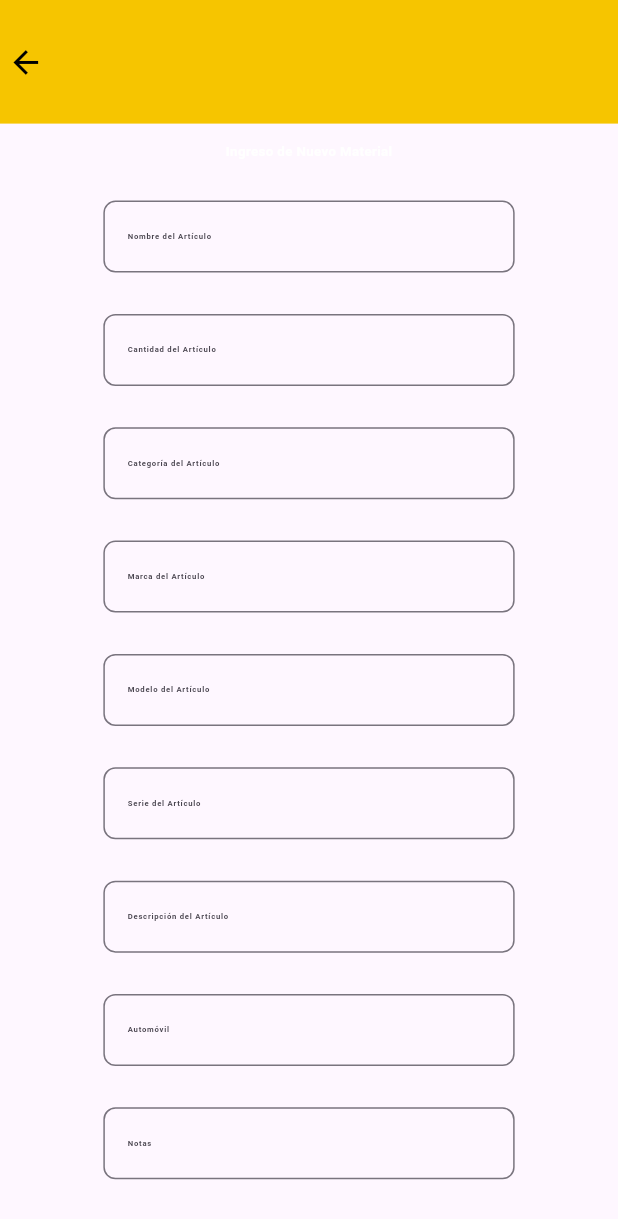
After one commit to Javhlahm/acbmin_site, a Flutter app: the paginaIngresoItem screen opened directly, on a phone screen of 412 x 824 dp. The commit adds this screen. Shown: the top 1219 px of the screen. Run offline on Flutter 3.47's test engine with Material 3 defaults, Android fonts, the phone set to English and light mode, and no system bars; our stand-ins replace flutter_screenutil; missing offline and left inert: excel, pluto_grid; network calls fail.

Commit message:
creacion de paginas de registro de salidas y entradas, creacion de funcionalidad de exportar reporte

```diff
--- /dev/null
+++ b/lib/PaginaIngresoItem.dart
@@ -0,0 +1,221 @@
+import 'package:flutter/material.dart';
+import 'package:flutter_screenutil/flutter_screenutil.dart';
+
+class Paginaingresoitem extends StatelessWidget {
+  const Paginaingresoitem({super.key});
+
+  @override
+  Widget build(BuildContext context) {
+    return paginaIngresoItem();
+  }
+}
+
+class paginaIngresoItem extends StatefulWidget {
+  const paginaIngresoItem({super.key});
+
+  @override
+  State<paginaIngresoItem> createState() => _paginaIngresoItemState();
+}
+
+class _paginaIngresoItemState extends State<paginaIngresoItem> {
+  Color colorHoverRegresar = Colors.black;
+
+  @override
+  Widget build(BuildContext context) {
+    var landscape =
+        ScreenUtil().orientation == Orientation.landscape ? true : false;
+
+    return Scaffold(
+      body: Column(
+        children: [
+          Container(
+            padding: EdgeInsets.fromLTRB(15.0, 7.0, 25.0, 7.0).w,
+            height: 0.10.sh,
+            color: Color(0xfff6c500),
+            child: Row(
+              mainAxisAlignment: MainAxisAlignment.start,
+              children: [
+                InkWell(
+                  onTap: () {
+                    Navigator.pop(context);
+                  },
+                  onHover: (value) {
+                    setState(() {
+                      colorHoverRegresar =
+                          value == true ? Colors.red : Colors.black;
+                    });
+                  },
+                  child: Icon(
+                    Icons.arrow_back,
+                    color: colorHoverRegresar,
+                    size: landscape ? 0.07.sh : 0.03.sh,
+                  ),
+                )
+              ],
+            ),
+          ),
+          Container(
+            height: 0.9.sh,
+            width: 1.sw,
+            child: Form(
+                child: SingleChildScrollView(
+              child: Column(
+                mainAxisAlignment: MainAxisAlignment.center,
+                children: [
+                  Padding(padding: EdgeInsets.symmetric(vertical: 5.h)),
+                  Text(
+                    "Ingreso de Nuevo Material",
+                    style:
+                        TextStyle(fontSize: 20.dg, fontWeight: FontWeight.bold),
+                  ),
+                  Padding(padding: EdgeInsets.symmetric(vertical: 10.h)),
+                  Padding(
+                    padding: EdgeInsets.symmetric(horizontal: 50.h),
+                    child: TextFormField(
+                      validator: (value) {},
+                      decoration: InputDecoration(
+                          labelText: "Nombre del Artículo",
+                          labelStyle: TextStyle(fontWeight: FontWeight.bold),
+                          border: OutlineInputBorder(
+                              borderRadius: BorderRadius.circular(25.w),
+                              borderSide: BorderSide())),
+                    ),
+                  ),
+                  Padding(padding: EdgeInsets.symmetric(vertical: 10.h)),
+                  Padding(
+                    padding: EdgeInsets.symmetric(horizontal: 50.h),
+                    child: TextFormField(
+                      validator: (value) {},
+                      decoration: InputDecoration(
+                          labelText: "Cantidad del Artículo",
+                          labelStyle: TextStyle(fontWeight: FontWeight.bold),
+                          border: OutlineInputBorder(
+                              borderRadius: BorderRadius.circular(25.w),
+                              borderSide: BorderSide())),
+                    ),
+                  ),
+                  Padding(padding: EdgeInsets.symmetric(vertical: 10.h)),
+                  Padding(
+                    padding: EdgeInsets.symmetric(horizontal: 50.h),
+                    child: TextFormField(
+                      validator: (value) {},
+                      decoration: InputDecoration(
+                          labelText: "Categoría del Artículo",
+                          labelStyle: TextStyle(fontWeight: FontWeight.bold),
+                          border: OutlineInputBorder(
+                              borderRadius: BorderRadius.circular(25.w),
+                              borderSide: BorderSide())),
+                    ),
+                  ),
+                  Padding(padding: EdgeInsets.symmetric(vertical: 10.h)),
+                  Padding(
+                    padding: EdgeInsets.symmetric(horizontal: 50.h),
+                    child: TextFormField(
+                      validator: (value) {},
+                      decoration: InputDecoration(
+                          labelText: "Marca del Artículo",
+                          labelStyle: TextStyle(fontWeight: FontWeight.bold),
+                          border: OutlineInputBorder(
+                              borderRadius: BorderRadius.circular(25.w),
+                              borderSide: BorderSide())),
+                    ),
+                  ),
+                  Padding(padding: EdgeInsets.symmetric(vertical: 10.h)),
+                  Padding(
+                    padding: EdgeInsets.symmetric(horizontal: 50.h),
+                    child: TextFormField(
+                      validator: (value) {},
+                      decoration: InputDecoration(
+                          labelText: "Modelo del Artículo",
+                          labelStyle: TextStyle(fontWeight: FontWeight.bold),
+                          border: OutlineInputBorder(
+                              borderRadius: BorderRadius.circular(25.w),
+                              borderSide: BorderSide())),
+                    ),
+                  ),
+                  Padding(padding: EdgeInsets.symmetric(vertical: 10.h)),
+                  Padding(
+                    padding: EdgeInsets.symmetric(horizontal: 50.h),
+                    child: TextFormField(
+                      validator: (value) {},
+                      decoration: InputDecoration(
+                          labelText: "Serie del Artículo",
+                          labelStyle: TextStyle(fontWeight: FontWeight.bold),
+                          border: OutlineInputBorder(
+                              borderRadius: BorderRadius.circular(25.w),
+                              borderSide: BorderSide())),
+                    ),
+                  ),
+                  Padding(padding: EdgeInsets.symmetric(vertical: 10.h)),
+                  Padding(
+                    padding: EdgeInsets.symmetric(horizontal: 50.h),
+                    child: TextFormField(
+                      validator: (value) {},
+                      decoration: InputDecoration(
+                          labelText: "Descripción del Artículo",
+                          labelStyle: TextStyle(fontWeight: FontWeight.bold),
+                          border: OutlineInputBorder(
+                              borderRadius: BorderRadius.circular(25.w),
+                              borderSide: BorderSide())),
+                    ),
+                  ),
+                  Padding(padding: EdgeInsets.symmetric(vertical: 10.h)),
+                  Padding(
+                    padding: EdgeInsets.symmetric(horizontal: 50.h),
+                    child: TextFormField(
+                      validator: (value) {},
+                      decoration: InputDecoration(
+                          labelText: "Automóvil",
+                          labelStyle: TextStyle(fontWeight: FontWeight.bold),
+                          border: OutlineInputBorder(
+                              borderRadius: BorderRadius.circular(25.w),
+                              borderSide: BorderSide())),
+                    ),
+                  ),
+                  Padding(padding: EdgeInsets.symmetric(vertical: 10.h)),
+                  Padding(
+                    padding: EdgeInsets.symmetric(horizontal: 50.h),
+                    child: TextFormField(
+                      validator: (value) {},
+                      decoration: InputDecoration(
+                          labelText: "Notas",
+                          labelStyle: TextStyle(fontWeight: FontWeight.bold),
+                          border: OutlineInputBorder(
+                              borderRadius: BorderRadius.circular(25.w),
+                              borderSide: BorderSide())),
+                    ),
+                  ),
+                  Padding(padding: EdgeInsets.symmetric(vertical: 10.h)),
+                  Container(
+                    height: 100.h,
+                    width: 200.h,
+                    child: ElevatedButton(
+                        onPressed: () {},
+                        child: Row(
+                          mainAxisAlignment: MainAxisAlignment.center,
+                          children: [
+                            Text(
+                              "Guardar",
+                              style: TextStyle(
+                                  fontSize: 20.dg, fontWeight: FontWeight.bold),
+                            ),
+                            Padding(
+                                padding:
+                                    EdgeInsets.symmetric(horizontal: 10.w)),
+                            Icon(
+                              Icons.save,
+                              size: 20.dg,
+                            )
+                          ],
+                        )),
+                  ),
+                  Padding(padding: EdgeInsets.symmetric(vertical: 10.h)),
+                ],
+              ),
+            )),
+          )
+        ],
+      ),
+    );
+  }
+}
--- a/lib/PaginaInventarioTaller.dart
+++ b/lib/PaginaInventarioTaller.dart
@@ -1,10 +1,15 @@
 import 'dart:convert';
 
+import 'package:acbmin_site/PaginaIngresoItem.dart';
+import 'package:acbmin_site/PaginaSalidaItem.dart';
 import 'package:acbmin_site/entity/Item.dart';
+import 'package:excel/excel.dart';
 import 'package:flutter/material.dart';
 import 'package:flutter_screenutil/flutter_screenutil.dart';
 import 'package:pluto_grid/pluto_grid.dart';
 import 'package:http/http.dart' as http;
+
+late List<Item> datosExportacion;
 
 class Paginainventariotaller extends StatelessWidget {
   const Paginainventariotaller({super.key});
@@ -56,20 +61,27 @@ class _PaginState extends State<PaginaInventarioTallerEscritorio> {
                 decoration: BoxDecoration(color: Colors.amberAccent),
                 child: Center(
                   child: Text(
-                    "Transacciones",
+                    "Movimientos",
                     style: TextStyle(
                         fontWeight: FontWeight.bold, fontSize: 30.0.dg),
                   ),
                 )),
             ListTile(
-              onTap: () {},
-              title: Text("Ingreso", style: TextStyle(fontSize: 25.0.dg)),
+              onTap: () {
+                Navigator.push(
+                    context,
+                    MaterialPageRoute(
+                        builder: (context) => paginaIngresoItem()));
+              },
+              title: Text("Ingreso de Material",
+                  style: TextStyle(fontSize: 25.0.dg)),
             ),
             ListTile(
               onTap: () {
                 dialogoConfirmacionSalida(context, serieSeleccionada);
               },
-              title: Text("Salida", style: TextStyle(fontSize: 25.0.dg)),
+              title: Text("Salida de Material",
+                  style: TextStyle(fontSize: 25.0.dg)),
             )
           ],
         ),
@@ -79,7 +91,7 @@ class _PaginState extends State<PaginaInventarioTallerEscritorio> {
         children: [
           Container(
             padding: EdgeInsets.fromLTRB(15.0, 7.0, 25.0, 7.0).w,
-            height: MediaQuery.of(context).size.height * 0.10,
+            height: 0.10.sh,
             color: Color(0xfff6c500),
             child: Row(
               mainAxisAlignment: MainAxisAlignment.start,
@@ -167,7 +179,9 @@ class _PaginState extends State<PaginaInventarioTallerEscritorio> {
                         : Icon(Icons.history)),
                 Padding(padding: EdgeInsets.only(left: 20.0.w)),
                 InkWell(
-                    onTap: () {},
+                    onTap: () {
+                      exportarExcel();
+                    },
                     onHover: (value) {
                       setState(() {
                         colorHoverExportar =
@@ -199,6 +213,7 @@ class _PaginState extends State<PaginaInventarioTallerEscritorio> {
                       child: Text(snapshot.error.toString()),
                     );
                   }
+                  datosExportacion = snapshot.data!;
                   return Container(
                     height: 0.9.sh,
                     width: double.infinity,
@@ -360,7 +375,14 @@ dialogoConfirmacionSalida(context, [serie]) {
                       ),
                       Padding(padding: EdgeInsets.only(top: 10.h)),
                       ElevatedButton(
-                          onPressed: () {},
+                          onPressed: () {
+                            Navigator.push(
+                                context,
+                                MaterialPageRoute(
+                                    builder: (context) => Paginasalidaitem(
+                                          serie: serie,
+                                        )));
+                          },
                           child: Text("Continuar",
                               style: TextStyle(
                                   fontSize: 0.025.sh,
@@ -372,3 +394,40 @@ dialogoConfirmacionSalida(context, [serie]) {
             ),
           ));
 }
+
+void exportarExcel() {
+  var reporte = Excel.createExcel(); // Crear un nuevo archivo Excel
+  Sheet sheet = reporte['reporte de inventario'];
+  reporte.delete("Sheet1");
+
+  sheet.appendRow([
+    TextCellValue("id_prod"),
+    TextCellValue("nombre"),
+    TextCellValue("categoria"),
+    TextCellValue("marca"),
+    TextCellValue("modelo"),
+    TextCellValue("serie"),
+    TextCellValue("descripcion"),
+    TextCellValue("cantidad"),
+    TextCellValue("modeloAuto"),
+    TextCellValue("ultMovimiento"),
+    TextCellValue("notas")
+  ]);
+
+  for (var celda in datosExportacion) {
+    sheet.appendRow([
+      TextCellValue(celda.idProd.toString()),
+      TextCellValue(celda.nombre.toString()),
+      TextCellValue(celda.categoria.toString()),
+      TextCellValue(celda.marca.toString()),
+      TextCellValue(celda.modelo.toString()),
+      TextCellValue(celda.serie.toString()),
+      TextCellValue(celda.descripcion.toString()),
+      TextCellValue(celda.cantidad.toString()),
+      TextCellValue(celda.modeloAuto.toString()),
+      TextCellValue(celda.ultMovimiento.toString()),
+      TextCellValue(celda.notas.toString()),
+    ]);
+  }
+  reporte.save(fileName: "Reporte_almacen_automoviles.xlsx");
+}
--- a/pubspec.yaml
+++ b/pubspec.yaml
@@ -37,6 +37,8 @@ dependencies:
   pluto_grid: ^8.0.0
   http: ^1.2.2
   flutter_screenutil: ^5.9.3
+  excel: ^4.0.6
+#  pluto_grid_export: ^1.0.6
 
 dev_dependencies:
   flutter_test:
```
Also changed, not shown: lib/PaginaMENU.dart (+6 -4 lines), lib/PaginaSalidaItem.dart (added, +174 -0 lines), pubspec.lock.
